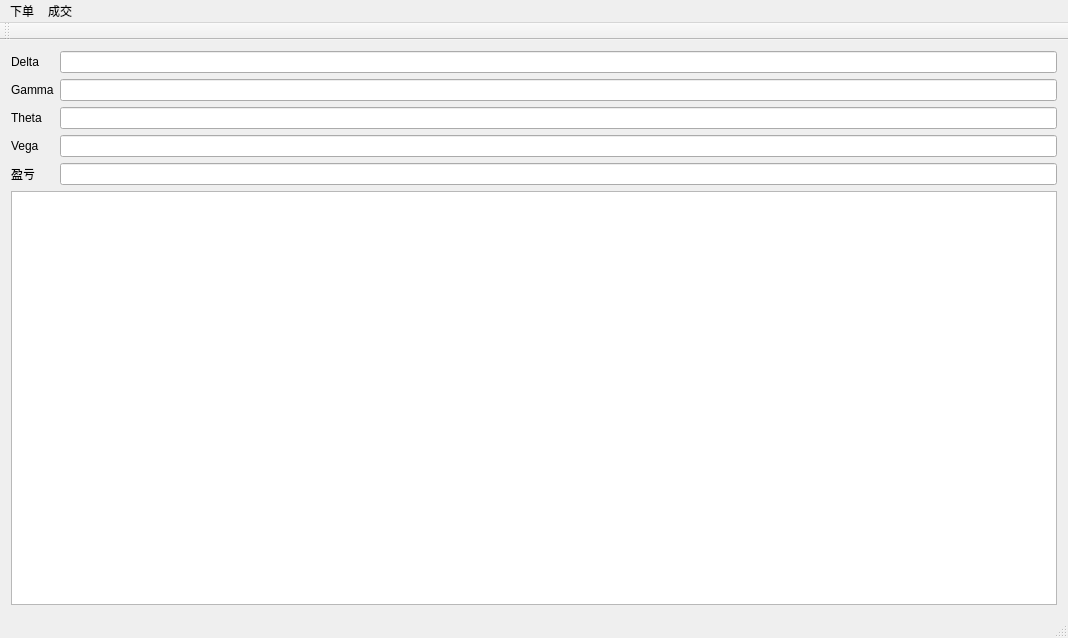
Dalizi/option_calculator, file mainwindow.ui: the form before one commit.
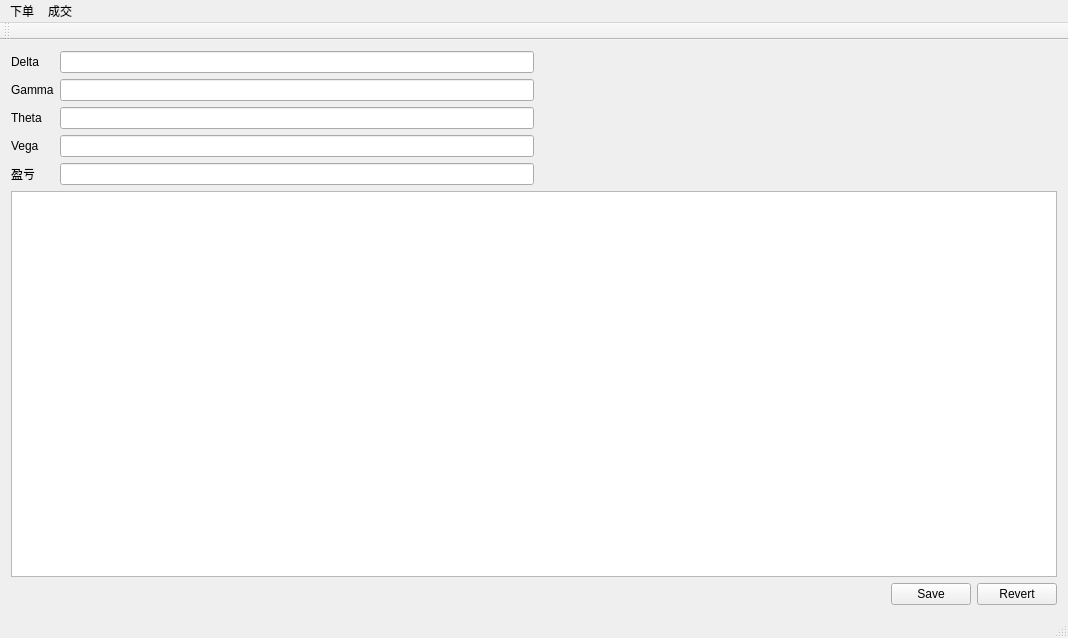
The form after the commit.

Commit message: 1. Add delete context menu to positionTableView. 2. Add save & revert button fro positionTableView.

What changed in the file:
```diff
--- a/mainwindow.ui
+++ b/mainwindow.ui
@@ -16,6 +16,8 @@
   <widget class="QWidget" name="centralWidget">
    <layout class="QVBoxLayout" name="verticalLayout">
     <item>
+     <layout class="QHBoxLayout" name="horizontalLayout_3">
+      <item>
      <layout class="QFormLayout" name="formLayout">
       <item row="0" column="0">
        <widget class="QLabel" name="deltaLabel">
@@ -95,7 +97,60 @@
      </layout>
     </item>
     <item>
-     <widget class="QTableView" name="positionTableView"/>
+       <spacer name="horizontalSpacer_2">
+        <property name="orientation">
+         <enum>Qt::Horizontal</enum>
+        </property>
+        <property name="sizeHint" stdset="0">
+         <size>
+          <width>40</width>
+          <height>20</height>
+         </size>
+        </property>
+       </spacer>
+      </item>
+     </layout>
+    </item>
+    <item>
+     <widget class="QTableView" name="positionTableView">
+      <property name="contextMenuPolicy">
+       <enum>Qt::ActionsContextMenu</enum>
+      </property>
+      <property name="editTriggers">
+       <set>QAbstractItemView::DoubleClicked</set>
+      </property>
+     </widget>
+    </item>
+    <item>
+     <layout class="QHBoxLayout" name="horizontalLayout_2">
+      <item>
+       <spacer name="horizontalSpacer">
+        <property name="orientation">
+         <enum>Qt::Horizontal</enum>
+        </property>
+        <property name="sizeHint" stdset="0">
+         <size>
+          <width>40</width>
+          <height>20</height>
+         </size>
+        </property>
+       </spacer>
+      </item>
+      <item>
+       <widget class="QPushButton" name="savePushButton">
+        <property name="text">
+         <string>Save</string>
+        </property>
+       </widget>
+      </item>
+      <item>
+       <widget class="QPushButton" name="revertPushButton">
+        <property name="text">
+         <string>Revert</string>
+        </property>
+       </widget>
+      </item>
+     </layout>
     </item>
    </layout>
   </widget>
```
Lines whose indentation alone changed are shown as unchanged. The commit also changes 3 other files.
